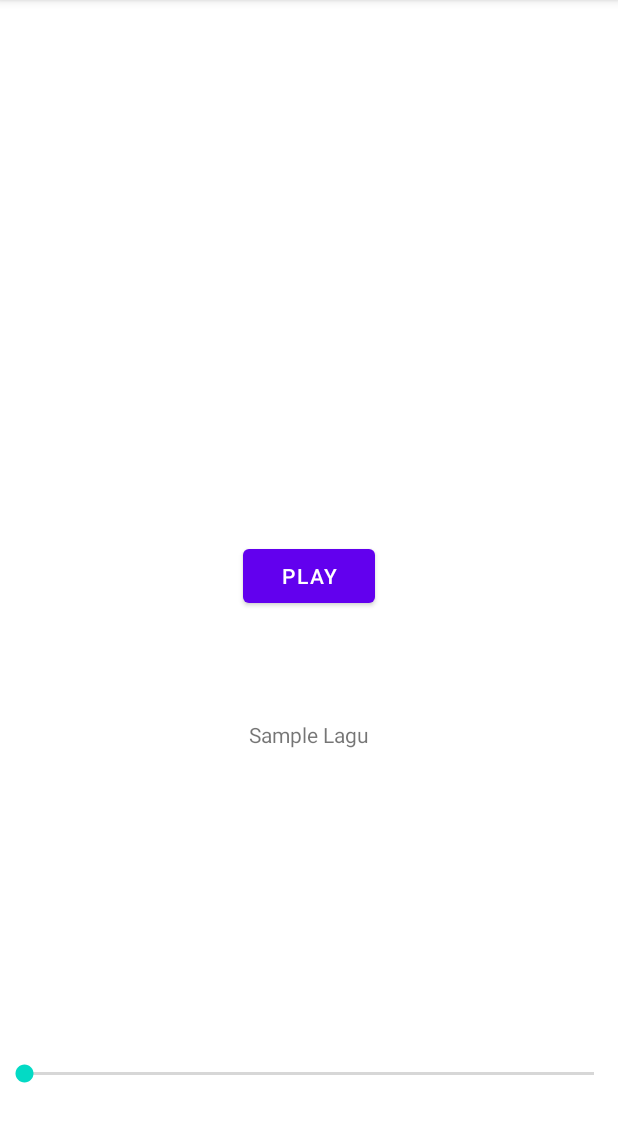
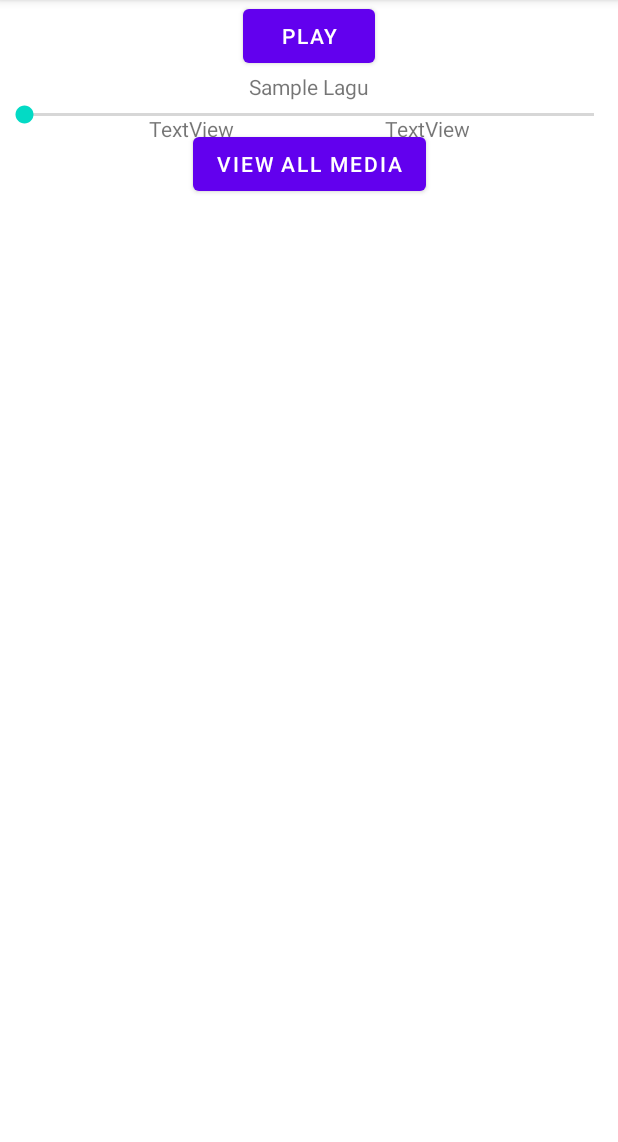
Before and after one commit to dyneamic/AndroidMobile2021-UTS, an Android app: the MusicPlayerActivity screen opened directly, with no data from a screen before it, on a phone screen of 412 x 824 dp, the part 84-1226 px from its top. Run offline under Robolectric (Android 15) with nearby library versions, the phone set to English and light mode, and no system bars.

Commit message:
Update 2

```diff
--- a/app/src/main/java/id/ac/umn/utslab_musicplayer_stephentjoang_28280/MusicPlayerActivity.java
+++ b/app/src/main/java/id/ac/umn/utslab_musicplayer_stephentjoang_28280/MusicPlayerActivity.java
@@ -13,10 +13,11 @@ import android.widget.SeekBar;
 import android.widget.TextView;
 import android.widget.Toast;
 
+import java.io.Serializable;
 import java.util.Timer;
 import java.util.TimerTask;
 
-public class MusicPlayerActivity extends AppCompatActivity {
+public class MusicPlayerActivity extends AppCompatActivity implements Serializable {
     MediaPlayer mediaPlayer;
     ModelLagu lagu;
     SeekBar seekBar;
--- /dev/null
+++ b/app/src/main/res/drawable/ic_pause_button.xml
@@ -0,0 +1,5 @@
+<vector android:height="24dp" android:tint="#FFFFFF"
+    android:viewportHeight="24" android:viewportWidth="24"
+    android:width="24dp" xmlns:android="http://schemas.android.com/apk/res/android">
+    <path android:fillColor="@android:color/white" android:pathData="M6,19h4L10,5L6,5v14zM14,5v14h4L18,5h-4z"/>
+</vector>
--- /dev/null
+++ b/app/src/main/res/drawable/ic_play_button.xml
@@ -0,0 +1,5 @@
+<vector android:height="24dp" android:tint="#FFFFFF"
+    android:viewportHeight="24" android:viewportWidth="24"
+    android:width="24dp" xmlns:android="http://schemas.android.com/apk/res/android">
+    <path android:fillColor="@android:color/white" android:pathData="M8,5v14l11,-7z"/>
+</vector>
--- /dev/null
+++ b/app/src/main/res/drawable/ic_three_dot.xml
@@ -0,0 +1,5 @@
+<vector android:height="24dp" android:tint="#FFFFFF"
+    android:viewportHeight="24" android:viewportWidth="24"
+    android:width="24dp" xmlns:android="http://schemas.android.com/apk/res/android">
+    <path android:fillColor="@android:color/white" android:pathData="M12,8c1.1,0 2,-0.9 2,-2s-0.9,-2 -2,-2 -2,0.9 -2,2 0.9,2 2,2zM12,10c-1.1,0 -2,0.9 -2,2s0.9,2 2,2 2,-0.9 2,-2 -0.9,-2 -2,-2zM12,16c-1.1,0 -2,0.9 -2,2s0.9,2 2,2 2,-0.9 2,-2 -0.9,-2 -2,-2z"/>
+</vector>
--- a/app/src/main/res/layout/activity_music_player.xml
+++ b/app/src/main/res/layout/activity_music_player.xml
@@ -1,5 +1,6 @@
 <?xml version="1.0" encoding="utf-8"?>
-<RelativeLayout xmlns:android="http://schemas.android.com/apk/res/android"
+<androidx.constraintlayout.widget.ConstraintLayout
+    xmlns:android="http://schemas.android.com/apk/res/android"
     xmlns:app="http://schemas.android.com/apk/res-auto"
     xmlns:tools="http://schemas.android.com/tools"
     android:layout_width="match_parent"
@@ -12,8 +13,10 @@
         android:layout_height="wrap_content"
         android:layout_centerInParent="true"
         android:text="Play"
-        tools:layout_editor_absoluteX="147dp"
-        tools:layout_editor_absoluteY="230dp" />
+        app:layout_constraintTop_toTopOf="parent"
+        app:layout_constraintBottom_toTopOf="@+id/laguName"
+        app:layout_constraintLeft_toLeftOf="parent"
+        app:layout_constraintRight_toRightOf="parent"/>
 
     <TextView
         android:id="@+id/laguName"
@@ -21,10 +24,11 @@
         android:layout_height="wrap_content"
         android:layout_alignParentTop="true"
         android:layout_centerHorizontal="true"
-        android:layout_marginTop="480dp"
         android:text="TextView"
-        tools:layout_editor_absoluteX="162dp"
-        tools:layout_editor_absoluteY="178dp" />
+        app:layout_constraintTop_toBottomOf="@+id/btnPlay"
+        app:layout_constraintBottom_toTopOf="@+id/seekBar"
+        app:layout_constraintLeft_toLeftOf="parent"
+        app:layout_constraintRight_toRightOf="parent"/>
 
     <SeekBar
         android:id="@+id/seekBar"
@@ -32,16 +36,41 @@
         android:layout_height="wrap_content"
         android:layout_alignParentBottom="true"
         android:layout_centerHorizontal="true"
-        android:layout_marginBottom="43dp" />
+        app:layout_constraintBottom_toTopOf="@+id/btnViewAllSongs"
+        app:layout_constraintLeft_toLeftOf="parent"
+        app:layout_constraintRight_toRightOf="parent"
+        app:layout_constraintTop_toBottomOf="@+id/laguName" />
+
+    <TextView
+        android:id="@+id/runningTime"
+        android:layout_width="wrap_content"
+        android:layout_height="wrap_content"
+        android:gravity="left"
+        android:text="TextView"
+        app:layout_constraintBottom_toTopOf="@+id/btnViewAllSongs"
+        app:layout_constraintLeft_toLeftOf="parent"
+        app:layout_constraintRight_toLeftOf="@+id/totalTime"
+        app:layout_constraintTop_toBottomOf="@+id/seekBar"/>
+
+    <TextView
+        android:id="@+id/totalTime"
+        android:layout_width="wrap_content"
+        android:layout_height="wrap_content"
+        android:text="TextView"
+        android:gravity="right"
+        app:layout_constraintTop_toBottomOf="@+id/seekBar"
+        app:layout_constraintBottom_toTopOf="@+id/btnViewAllSongs"
+        app:layout_constraintLeft_toRightOf="@+id/runningTime"
+        app:layout_constraintRight_toRightOf="parent"/>
 
     <Button
         android:id="@+id/btnViewAllSongs"
-        style="@style/Widget.AppCompat.Button.Borderless"
         android:layout_width="wrap_content"
         android:layout_height="wrap_content"
         android:layout_below="@+id/btnPlay"
         android:layout_alignStart="@+id/btnPlay"
-        android:layout_marginStart="-21dp"
-        android:layout_marginTop="14dp"
-        android:text="View all media" />
-</RelativeLayout>
+        android:text="View all media"
+        app:layout_constraintTop_toBottomOf="@+id/seekBar"
+        app:layout_constraintLeft_toLeftOf="parent"
+        app:layout_constraintRight_toRightOf="parent" />
+</androidx.constraintlayout.widget.ConstraintLayout>
--- a/app/src/main/res/layout/audio_list_row.xml
+++ b/app/src/main/res/layout/audio_list_row.xml
@@ -3,14 +3,14 @@
     xmlns:app="http://schemas.android.com/apk/res-auto"
     xmlns:tools="http://schemas.android.com/tools"
     android:layout_width="match_parent"
-    android:layout_height="match_parent">
+    android:layout_height="wrap_content">
 
     <TextView
         android:id="@+id/laguName"
         android:layout_width="match_parent"
         android:layout_height="wrap_content"
         android:text="Placeholder"
-        android:padding="20dp"
+        android:padding="10dp"
         android:layout_marginTop="3dp"
         android:background="#fff"
         android:layout_marginBottom="3dp"
```
Also changed, not shown: app/src/main/java/id/ac/umn/utslab_musicplayer_stephentjoang_28280/ListLaguActivity.java (+45 -1 lines), app/src/main/java/id/ac/umn/utslab_musicplayer_stephentjoang_28280/ListLaguAdapter.java (+6 -3 lines), app/src/main/res/menu/option_menu.xml (added, +13 -0 lines), 1 other file.
